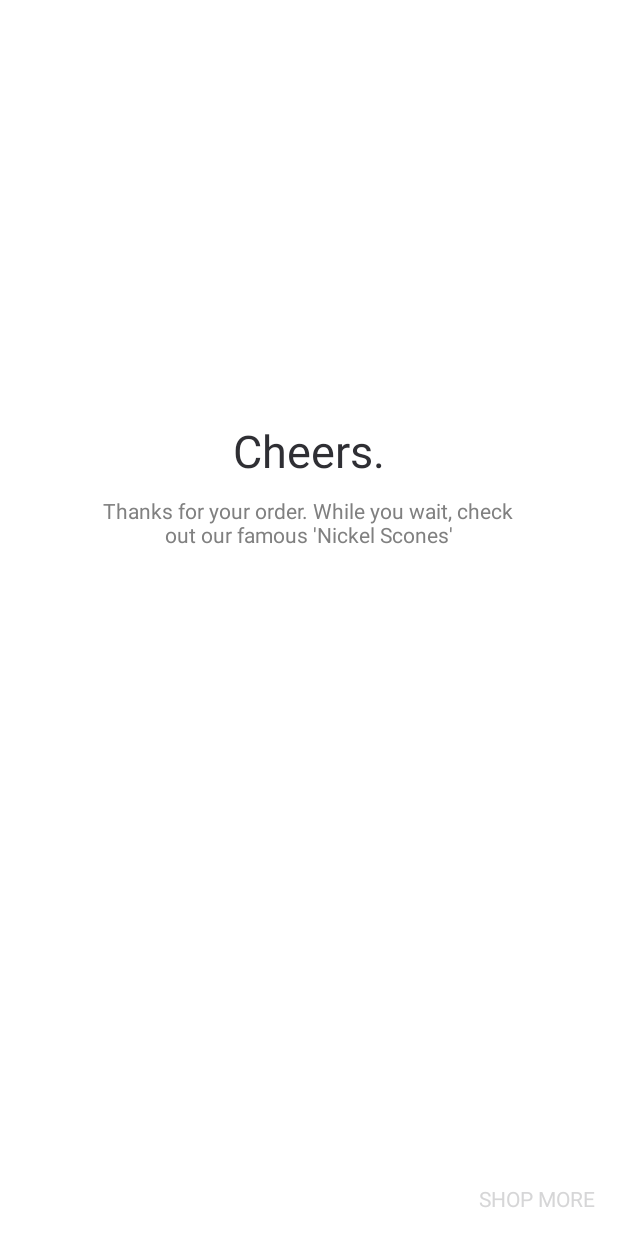
After one commit to davidvee7/Tacoria, an Android app: the ThankYouActivity screen opened directly, with no data from a screen before it, on a phone screen of 412 x 824 dp. The commit adds this screen. Run offline under Robolectric (Android 15) with nearby library versions, the light colour scheme and no system bars; libraries missing offline, so code that uses them is left out: com.simplify.android.

Commit message:
added thank you activity

```diff
--- a/app/src/main/AndroidManifest.xml
+++ b/app/src/main/AndroidManifest.xml
@@ -45,5 +45,6 @@
         </activity>
 
         <activity android:name=".Activities.CreditCardInputActivity" />
+        <activity android:name=".Activities.ThankYouActivity"/>
     </application>
 </manifest>
--- a/app/src/main/java/com/davidvinegar/tacoria/Activities/CreditCardInputActivity.java
+++ b/app/src/main/java/com/davidvinegar/tacoria/Activities/CreditCardInputActivity.java
@@ -1,6 +1,7 @@
 package com.davidvinegar.tacoria.Activities;
 
 import android.app.Activity;
+import android.content.Intent;
 import android.os.Bundle;
 import android.view.View;
 import android.widget.Button;
@@ -73,6 +74,9 @@ public class CreditCardInputActivity extends Activity{
                 public void onSuccess(CardToken cardToken){
 
                         // TODO Here is where you would send the token ID and payment information back to your server for processing...
+                        Intent intent = new Intent(getApplicationContext(),ThankYouActivity.class);
+                        startActivity(intent);
+
                     }
 
                     @Override
--- /dev/null
+++ b/app/src/main/java/com/davidvinegar/tacoria/Activities/ThankYouActivity.java
@@ -0,0 +1,40 @@
+package com.davidvinegar.tacoria.Activities;
+
+import android.app.Activity;
+import android.os.Bundle;
+import android.view.View;
+import android.widget.ViewFlipper;
+
+import com.davidvinegar.tacoria.R;
+
+/**
+ * Created by davidvinegar on 1/8/17.
+ */
+public class ThankYouActivity extends Activity {
+    public static final String EXTRA_PAGE = ThankYouActivity.class.getName() + ".PAGE";
+
+    public static final int PAGE_SUCCESS = 0;
+    public static final int PAGE_FAIL = 1;
+
+    @Override
+    protected void onCreate(Bundle savedInstanceState) {
+        super.onCreate(savedInstanceState);
+        setContentView(R.layout.activity_thankyou);
+
+        int page = getIntent().getIntExtra(EXTRA_PAGE, PAGE_SUCCESS);
+        ((ViewFlipper) findViewById(R.id.flipper_thankyou)).setDisplayedChild(page);
+
+        findViewById(R.id.text_shop_more).setOnClickListener(new View.OnClickListener() {
+            @Override
+            public void onClick(View v) {
+                finish();
+            }
+        });
+        findViewById(R.id.text_try_again).setOnClickListener(new View.OnClickListener() {
+            @Override
+            public void onClick(View v) {
+                finish();
+            }
+        });
+    }
+}
--- /dev/null
+++ b/app/src/main/res/layout/activity_thankyou.xml
@@ -0,0 +1,99 @@
+<?xml version="1.0" encoding="utf-8"?>
+<ViewFlipper xmlns:android="http://schemas.android.com/apk/res/android"
+             xmlns:tools="http://schemas.android.com/tools"
+             android:id="@+id/flipper_thankyou"
+             android:layout_width="match_parent"
+             android:layout_height="match_parent"
+             tools:context="com.simplify.android.sdk.sample.ThankYouActivity">
+
+    <RelativeLayout
+        android:layout_width="match_parent"
+        android:layout_height="match_parent"
+        android:background="@android:color/white">
+
+
+
+        <LinearLayout
+            android:layout_width="match_parent"
+            android:layout_height="wrap_content"
+            android:gravity="center"
+            android:orientation="vertical"
+            android:layout_marginTop="280dp">
+
+            <TextView
+                android:layout_width="wrap_content"
+                android:layout_height="wrap_content"
+                android:layout_marginBottom="10dp"
+                android:text="Cheers."
+                android:textColor="#2f2f34"
+                android:textSize="30sp"/>
+
+            <TextView
+                android:layout_width="wrap_content"
+                android:layout_height="wrap_content"
+                android:gravity="center"
+                android:text="Thanks for your order. While you wait, check\nout our famous 'Nickel Scones'"
+                android:textColor="#808080"/>
+
+
+
+        </LinearLayout>
+
+        <TextView
+            android:id="@+id/text_shop_more"
+            android:layout_width="wrap_content"
+            android:layout_height="wrap_content"
+            android:layout_alignParentBottom="true"
+            android:layout_alignParentEnd="true"
+            android:layout_alignParentRight="true"
+            android:padding="15dp"
+            android:text="SHOP MORE"
+            android:textColor="@color/common_plus_signin_btn_text_light"/>
+
+    </RelativeLayout>
+
+    <RelativeLayout
+        android:layout_width="match_parent"
+        android:layout_height="match_parent"
+        android:background="@android:color/white">
+
+
+
+        <LinearLayout
+            android:layout_width="match_parent"
+            android:layout_height="wrap_content"
+            android:gravity="center"
+            android:orientation="vertical"
+            android:layout_marginTop="280dp">
+
+            <TextView
+                android:layout_width="wrap_content"
+                android:layout_height="wrap_content"
+                android:layout_marginBottom="10dp"
+                android:text="Uh oh."
+                android:textColor="#2f2f34"
+                android:textSize="30sp"/>
+
+            <TextView
+                android:layout_width="wrap_content"
+                android:layout_height="wrap_content"
+                android:gravity="center"
+                android:text="Something went wrong with your order. If\nyou really want to spend a bunch of money,\ngo ahead and try that again."
+                android:textColor="#808080"/>
+
+        </LinearLayout>
+
+        <TextView
+            android:id="@+id/text_try_again"
+            android:layout_width="wrap_content"
+            android:layout_height="wrap_content"
+            android:layout_alignParentBottom="true"
+            android:layout_alignParentEnd="true"
+            android:layout_alignParentRight="true"
+            android:padding="15dp"
+            android:text="TRY AGAIN"
+            android:textColor="@color/wallet_hint_foreground_holo_light"/>
+
+    </RelativeLayout>
+
+</ViewFlipper>
```
